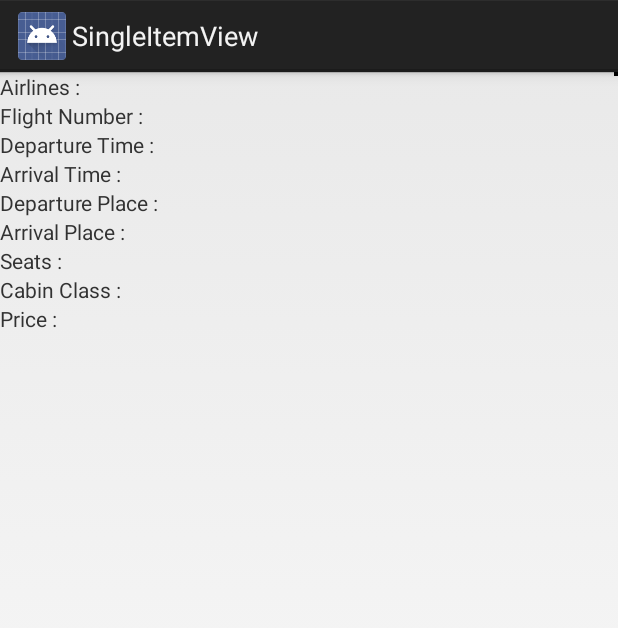
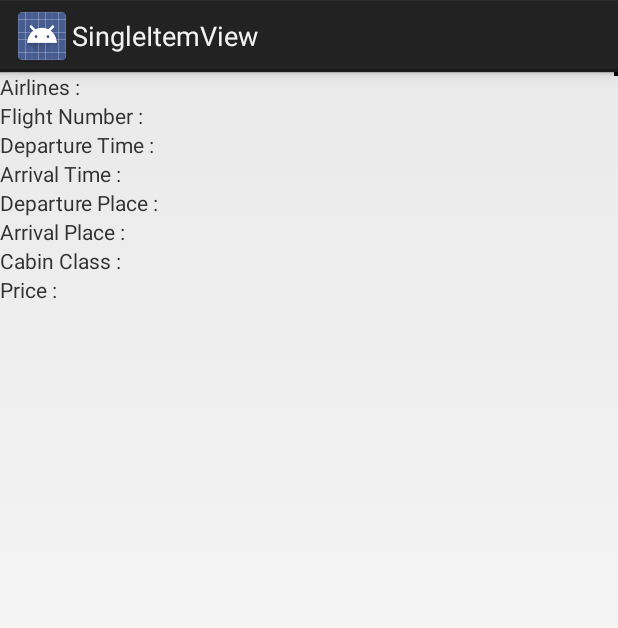
Before and after one commit to tdenisenko/FlightReservation, an Android app: the SearchHtmlParser screen opened directly, with no data from a screen before it, after a tap on "Airlines :", on a phone screen of 412 x 824 dp. Shown: the top 628 px of the screen. Run offline under Robolectric (Android 15) with nearby library versions, the phone set to English and light mode, and no system bars; 17 statements that could not run were skipped.

Commit message:
seat te düzenleme

```diff
--- a/app/src/main/java/com/example/tdenisenko/flightreservation/library/ListViewAdapter.java
+++ b/app/src/main/java/com/example/tdenisenko/flightreservation/library/ListViewAdapter.java
@@ -57,7 +57,7 @@ public class ListViewAdapter extends BaseAdapter {
         TextView arrivalDepartureTime;
         TextView departureArrivalPlace;
         TextView arrivalDeparturePlace;
-        TextView seats;
+      //  TextView seats;
         TextView kabinClass;
         TextView price;
 
@@ -77,7 +77,7 @@ public class ListViewAdapter extends BaseAdapter {
         arrivalDepartureTime = (TextView) itemView.findViewById(R.id.arrival_departure_time);
         departureArrivalPlace = (TextView) itemView.findViewById(R.id.departure_arrival_place);
         arrivalDeparturePlace = (TextView) itemView.findViewById(R.id.arrival_departure_place);
-        seats = (TextView) itemView.findViewById(R.id.seat);
+        //seats = (TextView) itemView.findViewById(R.id.seat);
         kabinClass = (TextView) itemView.findViewById(R.id.Class);
         price = (TextView) itemView.findViewById(R.id.price);
 
@@ -91,7 +91,7 @@ public class ListViewAdapter extends BaseAdapter {
         arrivalDepartureTime.setText(resultp.get(SearchHtmlParser.ARRIVALDEPARTURETIME));
         departureArrivalPlace.setText(resultp.get(SearchHtmlParser.DEPARTUREARRIVALPLACE));
         arrivalDeparturePlace.setText(resultp.get(SearchHtmlParser.ARRIVALDEPARTUREPLACE));
-        seats.setText(resultp.get(SearchHtmlParser.SEATS));
+       // seats.setText(resultp.get(SearchHtmlParser.SEATS));
         kabinClass.setText(resultp.get(SearchHtmlParser.KABINCLASS));
         price.setText(resultp.get(SearchHtmlParser.PRICE));
         // Capture position and set results to the ImageView
@@ -116,7 +116,7 @@ public class ListViewAdapter extends BaseAdapter {
                 intent.putExtra("departureArrivalPlace", resultp.get(SearchHtmlParser.DEPARTUREARRIVALPLACE));
                 // Pass all data population
                 intent.putExtra("arrivalDeparturePlace",resultp.get(SearchHtmlParser.ARRIVALDEPARTUREPLACE));
-                intent.putExtra("seats", resultp.get(SearchHtmlParser.SEATS));
+              //  intent.putExtra("seats", resultp.get(SearchHtmlParser.SEATS));
                 // Pass all data country
                 intent.putExtra("kabinclass", resultp.get(SearchHtmlParser.KABINCLASS));
                 // Pass all data population
--- a/app/src/main/java/com/example/tdenisenko/flightreservation/library/SearchHtmlParser.java
+++ b/app/src/main/java/com/example/tdenisenko/flightreservation/library/SearchHtmlParser.java
@@ -33,7 +33,7 @@ public class SearchHtmlParser extends Activity {
     static String ARRIVALDEPARTURETIME = "arrivalDepartureTime";
     static String DEPARTUREARRIVALPLACE = "departureArrivalPlace";
     static String ARRIVALDEPARTUREPLACE = "arrivalDeparturePlace";
-    static String SEATS = "seats";
+   // static String SEATS = "seats";
     static String KABINCLASS = "kabinclass";
     static String PRICE = "price";
     static String FLAG= "flag";
--- a/app/src/main/java/com/example/tdenisenko/flightreservation/library/SingleItemView.java
+++ b/app/src/main/java/com/example/tdenisenko/flightreservation/library/SingleItemView.java
@@ -15,7 +15,7 @@ public class SingleItemView extends Activity {
     String arrivalDepartureTime;
     String departureArrivalPlace;
     String arrivalDeparturePlace;
-    String seats;
+    //String seats;
     String kabinClass;
     String price;
 
@@ -42,7 +42,7 @@ public class SingleItemView extends Activity {
         departureArrivalPlace = i.getStringExtra("departureArrivalPlace");
         // Get the result of population
         arrivalDeparturePlace = i.getStringExtra("arrivalDeparturePlace");
-        seats = i.getStringExtra("seats");
+       // seats = i.getStringExtra("seats");
         // Get the result of country
         kabinClass = i.getStringExtra("kabinClass");
         // Get the result of population
@@ -57,7 +57,7 @@ public class SingleItemView extends Activity {
         TextView txtarrivalDepartureTime = (TextView) findViewById(R.id.arrival_departure_time);
         TextView txtdepartureArrivalPlace = (TextView) findViewById(R.id.departure_arrival_place);
         TextView txtarrivalDeparturePlace = (TextView) findViewById(R.id.arrival_departure_place);
-        TextView txtseats = (TextView) findViewById(R.id.seat);
+       // TextView txtseats = (TextView) findViewById(R.id.seat);
         TextView txtkabinClass = (TextView) findViewById(R.id.Class);
         TextView txtprice = (TextView) findViewById(R.id.price);
 
@@ -71,7 +71,7 @@ public class SingleItemView extends Activity {
         txtarrivalDepartureTime.setText(arrivalDepartureTime);
         txtdepartureArrivalPlace.setText(departureArrivalPlace);
         txtarrivalDeparturePlace.setText(arrivalDeparturePlace);
-        txtseats.setText(seats);
+       // txtseats.setText(seats);
         txtkabinClass.setText(kabinClass);
         txtprice.setText(price);
         //BURAYA BUTTON EKLENECEK FAVOURITE FLIGHT USER REGISTERED DEGILSE LOGINE BAGLANACAK.//
--- a/app/src/main/res/layout/singleitemview.xml
+++ b/app/src/main/res/layout/singleitemview.xml
@@ -85,26 +85,13 @@
         android:layout_toRightOf="@+id/arrival_departure_place_label"
         android:layout_alignBottom="@+id/departure_arrival_place_label" />
 
-    <TextView
-        android:id="@+id/seat_label"
-        android:layout_width="wrap_content"
-        android:layout_height="wrap_content"
-        android:layout_below="@+id/arrival_departure_place_label"
-        android:text="Seats :" />
 
-
-    <TextView
-        android:id="@+id/seat"
-        android:layout_width="wrap_content"
-        android:layout_height="wrap_content"
-        android:layout_toRightOf="@+id/seat_label"
-        android:layout_alignBottom="@+id/seat_label" />
 
     <TextView
         android:id="@+id/class_label"
         android:layout_width="wrap_content"
         android:layout_height="wrap_content"
-        android:layout_below="@+id/seat_label"
+        android:layout_below="@+id/arrival_departure_place_label"
         android:text="Cabin Class :" />
 
 
```
Also changed, not shown: app/src/main/res/layout/listview_item.xml (+1 -14 lines).
